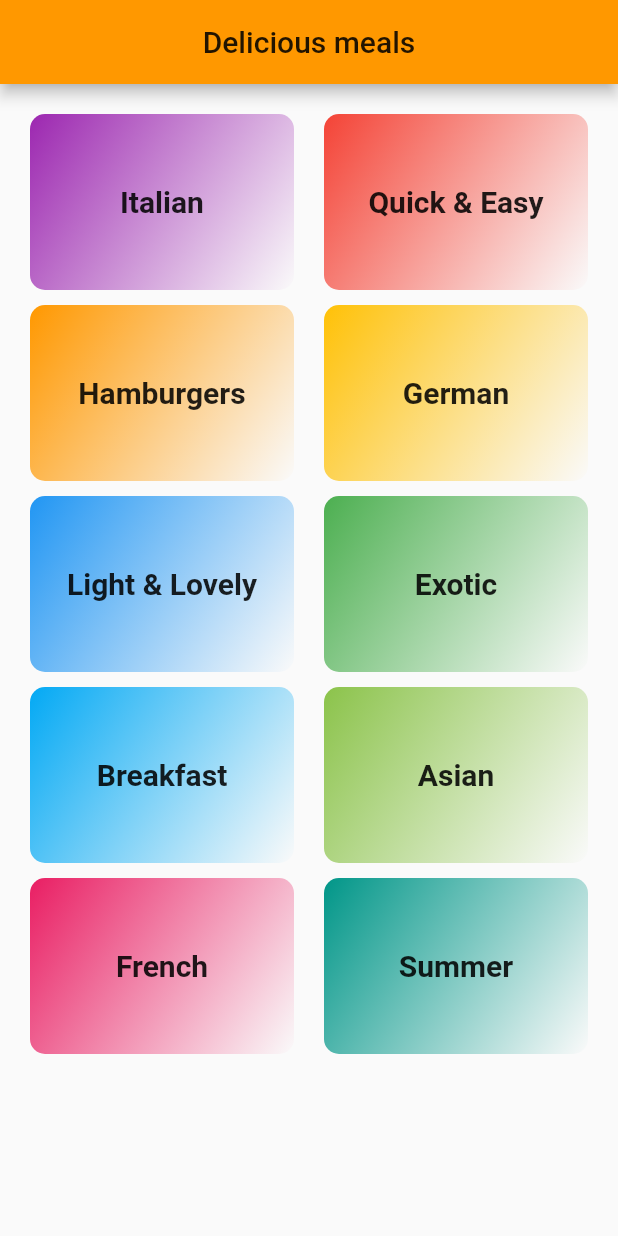
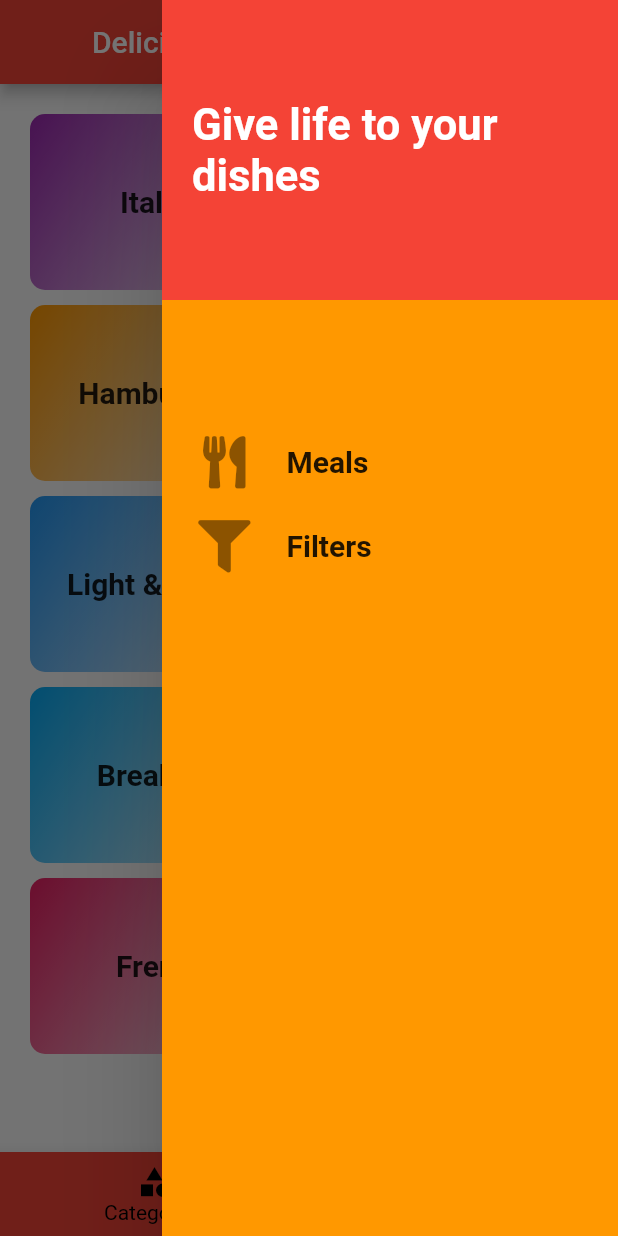
Before and after one commit to SIMOHANNANI/DeliciousMealsApp, a Flutter app: the screen it shows after launch, with the side drawer open (before the commit the screen has no drawer), on a phone screen of 412 x 824 dp. Run offline on Flutter 3.47's test engine with Material 2 defaults, Android fonts, the phone set to English and light mode, and no system bars; our stand-ins replace font_awesome_flutter; Roboto replaces fonts that are missing (Raleway, RobotoCondensed).

Commit message:
Adding the drawer slide ,bottom tab screen and the delete meals features ...

```diff
--- /dev/null
+++ b/lib/Screens/FavoritesScreen.dart
@@ -0,0 +1,9 @@
+import 'package:flutter/material.dart';
+class Favorites extends StatelessWidget{
+  @override
+  Widget build(BuildContext context){
+    return Center(
+      child:Text("The favorite meals"),
+    );
+  }
+}
--- /dev/null
+++ b/lib/Screens/Filters.dart
@@ -0,0 +1,15 @@
+import 'package:flutter/material.dart';
+import '../Widgets/Drawer.dart';
+class Filters extends StatelessWidget{
+  static const routeName = "Settings";
+  @override
+  Widget build(BuildContext context) {
+    return Scaffold(
+      appBar: AppBar(
+        title: Text("Your filters"),
+        backgroundColor: Colors.red,
+      ),
+      drawer: CustomizedDrawer(),
+    ) ;
+  }
+}
--- a/lib/Screens/mealsGategoriesScreen.dart
+++ b/lib/Screens/mealsGategoriesScreen.dart
@@ -5,17 +5,7 @@ import '../Widgets/Category_item.dart';
 class MealCategories extends StatelessWidget {
   @override
   Widget build(BuildContext context) {
-    return Scaffold(
-      appBar: AppBar(
-        title: Center(
-          child: const Text(
-            'Delicious meals',
-            style: TextStyle(fontFamily: 'Raleway'),
-          ),
-        ),
-      ),
-      body: Container(
-        child: GridView(
+    return GridView(
         padding: const EdgeInsets.all(20.0),
         children: DUMMY_CATEGORIES
             .map((categoryItem) =>
@@ -30,8 +20,6 @@ class MealCategories extends StatelessWidget {
             childAspectRatio: 3 / 2,
             crossAxisSpacing: 20.0,
             mainAxisSpacing: 10.0),
-        ),
-      ),
       );
   }
 }
--- /dev/null
+++ b/lib/Screens/tabsScreen.dart
@@ -0,0 +1,63 @@
+import 'package:flutter/material.dart';
+import './mealsGategoriesScreen.dart';
+import './FavoritesScreen.dart';
+import '../Widgets/Drawer.dart';
+
+class Tabs extends StatefulWidget {
+  @override
+  _TabsState createState() {
+    return _TabsState();
+  }
+}
+
+class _TabsState extends State<Tabs> {
+  final List<Widget> _bottomTabs = [
+    MealCategories(),
+    Favorites(),
+  ];
+  int _selectedTabIndex = 0;
+
+  void _selectedTab(int index) {
+    setState(() {
+      _selectedTabIndex = index;
+    });
+  }
+
+  @override
+  Widget build(BuildContext context) {
+    return DefaultTabController(
+      length: 2,
+      child: Scaffold(
+          appBar: AppBar(
+            title: Center(
+                child: _selectedTabIndex == 0
+                    ? Text(
+                        'Delicious meals categories',
+                        style: TextStyle(fontFamily: 'Raleway'),
+                      )
+                    : Text(
+                        'Favorite meals',
+                        style: TextStyle(fontFamily: 'Raleway'),
+                      )),
+          ),
+          endDrawer: CustomizedDrawer(),
+          body: _bottomTabs[_selectedTabIndex],
+          bottomNavigationBar: BottomNavigationBar(
+              backgroundColor: Theme.of(context).primaryColor,
+              unselectedItemColor: Theme.of(context).primaryColorLight,
+              selectedItemColor: Colors.black,
+              currentIndex: _selectedTabIndex,
+              onTap: _selectedTab,
+              items: [
+                BottomNavigationBarItem(
+                  icon: Icon(Icons.category),
+                  title: Text("Categories"),
+                ),
+                BottomNavigationBarItem(
+                  icon: Icon(Icons.favorite),
+                  title: Text("Favorites"),
+                )
+              ])),
+    );
+  }
+}
--- /dev/null
+++ b/lib/Widgets/Drawer.dart
@@ -0,0 +1,65 @@
+import 'package:flutter/material.dart';
+import '../Screens/Filters.dart';
+import 'package:font_awesome_flutter/font_awesome_flutter.dart';
+class CustomizedDrawer extends StatelessWidget {
+  Widget _buildListTile(
+      BuildContext context, String title, IconData icon, Function onTaped) {
+    return ListTile(
+      leading: Padding(
+        padding: const EdgeInsets.all(8.0),
+        child: Icon(
+          icon,
+          size: 35.0,
+        ),
+      ),
+      title: Text(
+        title,
+        style: TextStyle(
+          fontWeight: Theme.of(context).textTheme.headline6.fontWeight,
+          fontFamily: Theme.of(context).textTheme.headline6.fontFamily,
+          fontSize: 20.0,
+        ),
+      ),
+      onTap: onTaped,
+    );
+  }
+
+  @override
+  Widget build(BuildContext context) {
+    return Drawer(
+      elevation: 30.0,
+      child: Container(
+        color: Colors.orange,
+        child: Column(
+          children: <Widget>[
+            Container(
+              color: Colors.red,
+              height: 200.0,
+              width: double.infinity,
+              padding: EdgeInsets.all(20.0),
+              alignment: Alignment.centerLeft,
+              child: Text(
+                "Give life to your dishes",
+                style: TextStyle(
+                  color: Theme.of(context).primaryColorLight,
+                  fontSize:
+                      Theme.of(context).textTheme.headline6.fontSize + 9.0,
+                  fontWeight: Theme.of(context).textTheme.headline6.fontWeight,
+                ),
+              ),
+            ),
+            SizedBox(
+              height: 80.0,
+            ),
+            _buildListTile(context, "Meals", FontAwesomeIcons.utensils, () {
+              Navigator.of(context).pushNamed('/');
+            }),
+            _buildListTile(context, "Filters", FontAwesomeIcons.filter, () {
+              Navigator.of(context).pushNamed(Filters.routeName);
+            }),
+          ],
+        ),
+      ),
+    );
+  }
+}
--- a/lib/main.dart
+++ b/lib/main.dart
@@ -1,7 +1,8 @@
 import 'package:flutter/material.dart';
-import 'Screens/mealsGategoriesScreen.dart';
 import 'Screens/CategoryMealScreen.dart';
 import 'Screens/mealDetailScreen.dart';
+import 'Screens/tabsScreen.dart';
+import 'Screens/Filters.dart';
 void main() => runApp(MyApp());
 
 class MyApp extends StatelessWidget {
@@ -11,8 +12,9 @@ class MyApp extends StatelessWidget {
       debugShowCheckedModeBanner: false,
       title: 'Delicious meals',
       theme: ThemeData(
-        primarySwatch: Colors.orange,
+        primarySwatch: Colors.red,
         accentColor: Colors.amberAccent,
+        primaryColorLight: Colors.white,
         fontFamily: 'Raleway',
         textTheme: ThemeData.light().textTheme.copyWith(
               headline6: TextStyle(
@@ -24,9 +26,10 @@ class MyApp extends StatelessWidget {
       // To prevent loading the rout screen but instead the given screen[The default is '/']
       initialRoute: '/',
       routes: {
-        '/': (ctx) => MealCategories(),
+        '/': (ctx) => Tabs(),
         CategoryMealScreen.routeName: (ctx) => CategoryMealScreen(),
         MealDetailScreen.routeName: (ctx) => MealDetailScreen(),
+        Filters.routeName:(ctx) => Filters(),
       },
     );
   }
--- a/pubspec.yaml
+++ b/pubspec.yaml
@@ -23,6 +23,7 @@ environment:
 dependencies:
   flutter:
     sdk: flutter
+  font_awesome_flutter: 8.8.1
 
 
   # The following adds the Cupertino Icons font to your application.
```
Also changed, not shown: lib/Screens/CategoryMealScreen.dart (+34 -8 lines), lib/Screens/mealDetailScreen.dart (+98 -8 lines), lib/Widgets/mealsList.dart (+19 -8 lines), pubspec.lock. Lines whose indentation alone changed are shown as unchanged.
